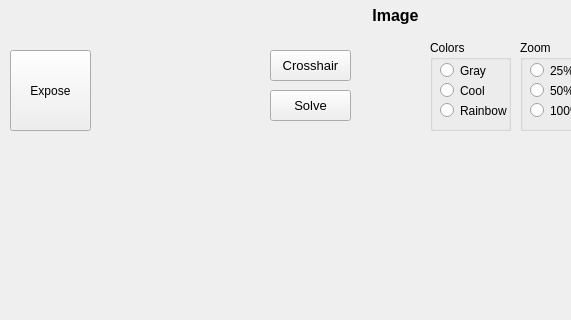
Qt form mountwizzard/support/image_dialog_ui.ui (sayitfast/MountWizzard3) before a commit; both pictures show x 0 to 571 and y 0 to 320 of the 790 by 670 pixel window.
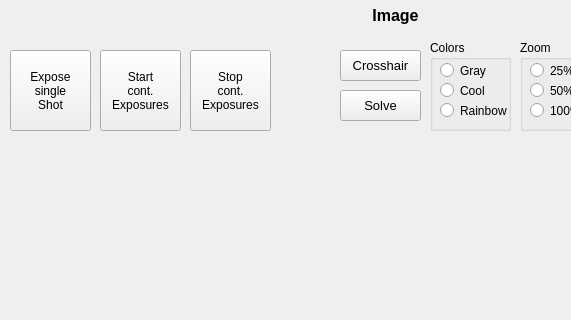
The same form after that commit.

Commit message: model point could be generated even if camera is not connected

The edit to the form file:
```diff
--- a/mountwizzard/support/image_dialog_ui.ui
+++ b/mountwizzard/support/image_dialog_ui.ui
@@ -63,13 +63,15 @@
     <string>Saves actual model und name &quot;SIMPLE&quot; in mount</string>
    </property>
    <property name="text">
-    <string>Expose</string>
+    <string>Expose
+single
+Shot</string>
    </property>
   </widget>
   <widget class="QPushButton" name="btn_crosshair">
    <property name="geometry">
     <rect>
-     <x>270</x>
+     <x>340</x>
      <y>50</y>
      <width>81</width>
      <height>31</height>
@@ -240,7 +242,7 @@
   <widget class="QPushButton" name="btn_crosshair_2">
    <property name="geometry">
     <rect>
-     <x>270</x>
+     <x>340</x>
      <y>90</y>
      <width>81</width>
      <height>31</height>
@@ -307,6 +309,42 @@
     </property>
    </widget>
   </widget>
+  <widget class="QPushButton" name="btn_stasrContExposures">
+   <property name="geometry">
+    <rect>
+     <x>100</x>
+     <y>50</y>
+     <width>81</width>
+     <height>81</height>
+    </rect>
+   </property>
+   <property name="toolTip">
+    <string>Saves actual model und name &quot;SIMPLE&quot; in mount</string>
+   </property>
+   <property name="text">
+    <string>Start
+cont.
+Exposures</string>
+   </property>
+  </widget>
+  <widget class="QPushButton" name="btn_stopContExposures">
+   <property name="geometry">
+    <rect>
+     <x>190</x>
+     <y>50</y>
+     <width>81</width>
+     <height>81</height>
+    </rect>
+   </property>
+   <property name="toolTip">
+    <string>Saves actual model und name &quot;SIMPLE&quot; in mount</string>
+   </property>
+   <property name="text">
+    <string>Stop
+cont.
+Exposures</string>
+   </property>
+  </widget>
  </widget>
  <resources/>
  <connections/>
```
The commit also changes 2 other files.
